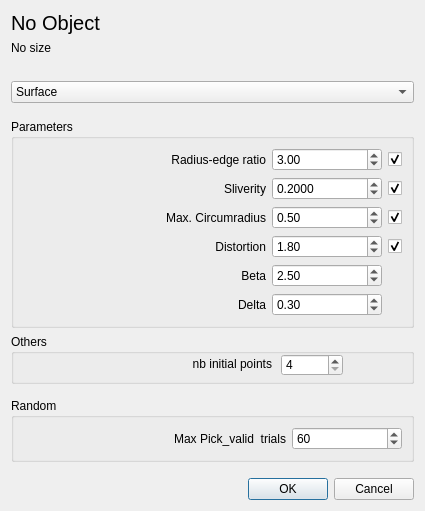
First picture: the form in Anisotropic_mesh_3/demo/ui_files/Aniso_meshing_dialog.ui, repository MaelRL/cgal, before the edit.
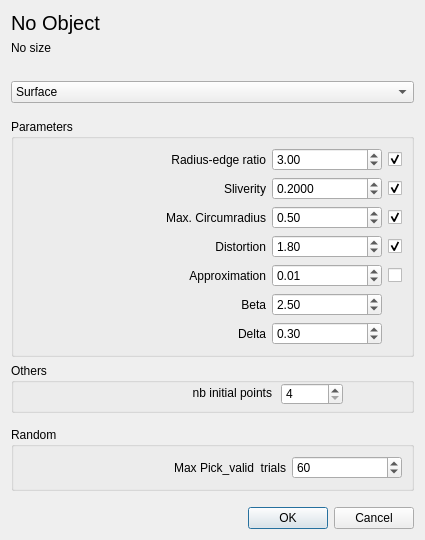
Second picture: the form after the edit.

Commit message: add approximation criterion to demo criteria dialog window

```diff
--- a/Anisotropic_mesh_3/demo/ui_files/Aniso_meshing_dialog.ui
+++ b/Anisotropic_mesh_3/demo/ui_files/Aniso_meshing_dialog.ui
@@ -10,7 +10,7 @@
     <x>0</x>
     <y>0</y>
     <width>425</width>
-    <height>493</height>
+    <height>536</height>
    </rect>
   </property>
   <property name="windowTitle">
@@ -96,7 +96,7 @@
      <property name="title">
       <string>Parameters</string>
      </property>
-     <layout class="QGridLayout" name="gridLayout_2" rowstretch="0,0,0,0,0,0" columnstretch="2,0,0">
+     <layout class="QGridLayout" name="gridLayout_2" rowstretch="0,0,0,0,0,0,0,0" columnstretch="2,0,0">
       <item row="0" column="0">
        <widget class="QLabel" name="radiusEdgeRatio_label">
         <property name="text">
@@ -265,7 +265,7 @@
         </property>
        </widget>
       </item>
-      <item row="4" column="0">
+      <item row="5" column="0">
        <widget class="QLabel" name="beta_label">
         <property name="text">
          <string>Beta</string>
@@ -275,7 +275,7 @@
         </property>
        </widget>
       </item>
-      <item row="4" column="1">
+      <item row="5" column="1">
        <widget class="QDoubleSpinBox" name="beta">
         <property name="singleStep">
          <double>0.100000000000000</double>
@@ -285,7 +285,7 @@
         </property>
        </widget>
       </item>
-      <item row="5" column="0">
+      <item row="6" column="0">
        <widget class="QLabel" name="delta_label">
         <property name="text">
          <string>Delta</string>
@@ -295,7 +295,7 @@
         </property>
        </widget>
       </item>
-      <item row="5" column="1">
+      <item row="6" column="1">
        <widget class="QDoubleSpinBox" name="delta">
         <property name="singleStep">
          <double>0.100000000000000</double>
@@ -305,22 +305,39 @@
         </property>
        </widget>
       </item>
+      <item row="4" column="0">
+       <widget class="QLabel" name="approx_label">
+        <property name="text">
+         <string>Approximation</string>
+        </property>
+        <property name="alignment">
+         <set>Qt::AlignRight|Qt::AlignTrailing|Qt::AlignVCenter</set>
+        </property>
+       </widget>
+      </item>
+      <item row="4" column="1">
+       <widget class="QDoubleSpinBox" name="approximation">
+        <property name="singleStep">
+         <double>0.100000000000000</double>
+        </property>
+        <property name="value">
+         <double>0.010000000000000</double>
+        </property>
+       </widget>
+      </item>
+      <item row="4" column="2">
+       <widget class="QCheckBox" name="noApproximation">
+        <property name="text">
+         <string/>
+        </property>
+        <property name="checked">
+         <bool>false</bool>
+        </property>
+       </widget>
+      </item>
      </layout>
     </widget>
    </item>
-   <item>
-    <spacer name="verticalSpacer_5">
-     <property name="orientation">
-      <enum>Qt::Vertical</enum>
-     </property>
-     <property name="sizeHint" stdset="0">
-      <size>
-       <width>20</width>
-       <height>40</height>
-      </size>
-     </property>
-    </spacer>
-   </item>
    <item>
     <spacer name="verticalSpacer_6">
      <property name="orientation">
```
The commit also changes 1 other file.
